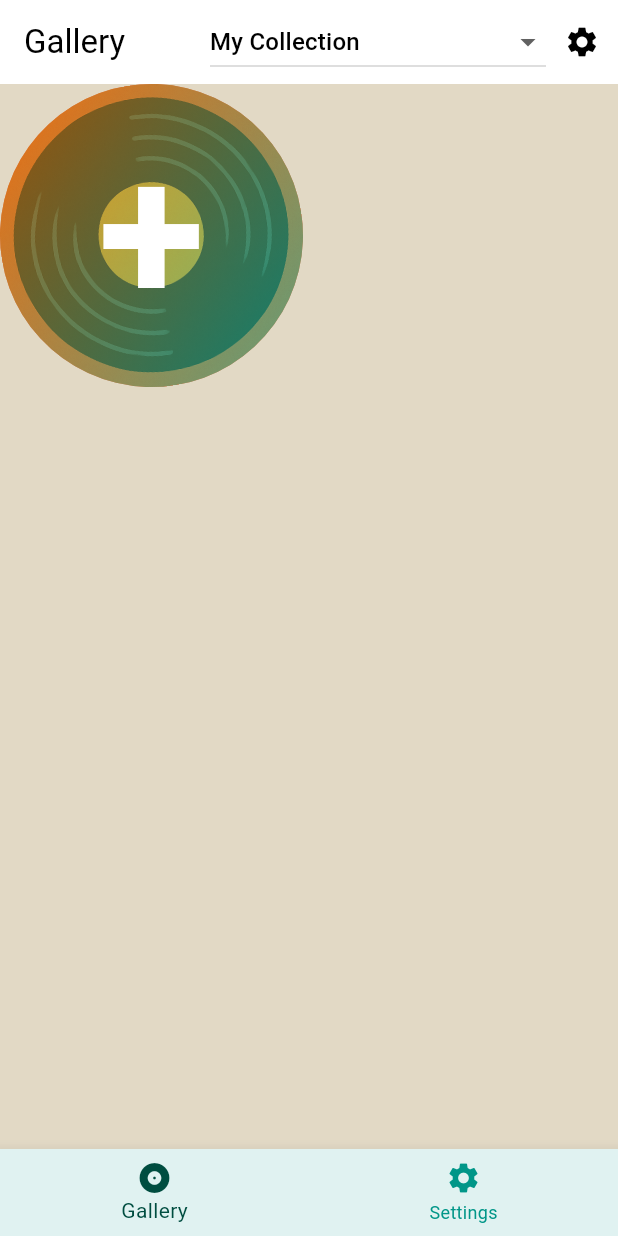
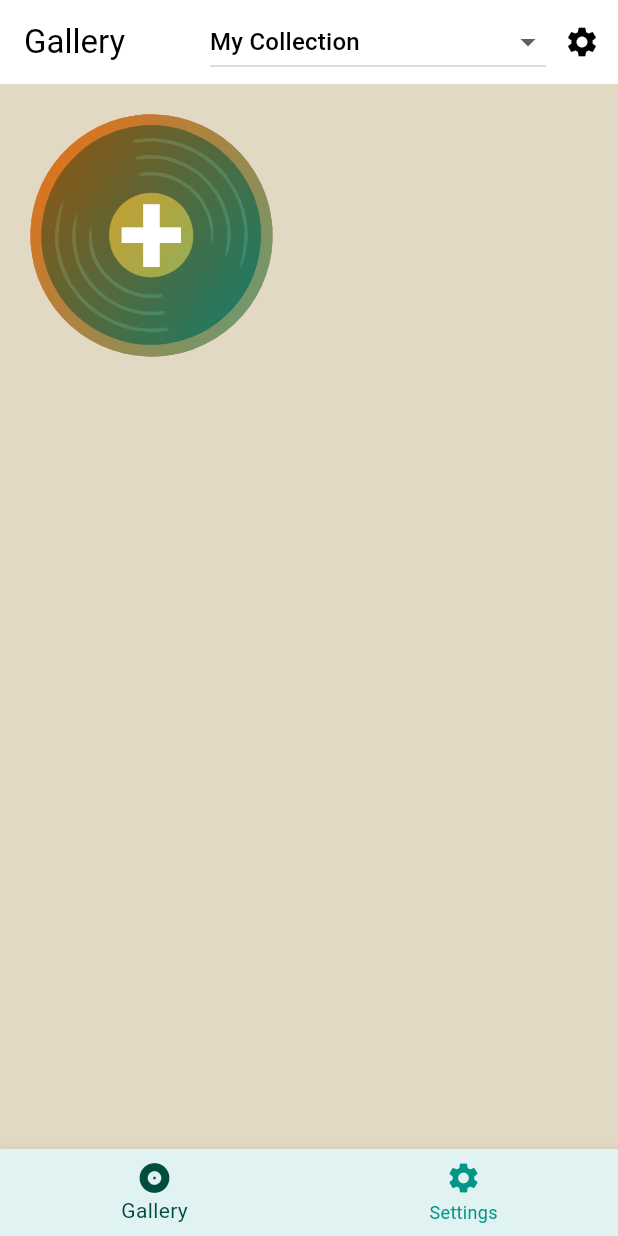
Before and after one commit to latterArrays/theSpindex, a Flutter app: the screen it shows once a user with an empty profile is signed in, on a phone screen of 412 x 824 dp. Run offline on Flutter 3.47's test engine with Material 3 defaults, Android fonts, the phone set to English and light mode, and no system bars; our stand-ins replace cloud_firestore, firebase_auth, firebase_core, firebase_remote_config, firebase_storage, flutter_image_compress and 1 more; accounts and stored records are empty.

Commit message:
Cleanup of screen relative spinner

```diff
--- a/lib/gallery_page.dart
+++ b/lib/gallery_page.dart
@@ -1143,7 +1143,13 @@ class _GalleryPageState extends State<GalleryPage>
                               if (index == _albums.length) {
                                 return GestureDetector(
                                   onTap: _showAddAlbumModal,
-                                  child: Stack(
+                                  child: LayoutBuilder(
+                                    builder: (context, constraints) {
+                                      final cellSize = constraints.maxWidth; // Use the cell's width as the base size
+                                      final spinnerSize = cellSize * 0.8; // Spinner size is 80% of the cell size
+                                      final plusFontSize = cellSize * 0.4; // "+" font size is 40% of the cell size
+
+                                      return Stack(
                                         alignment: Alignment.center,
                                         children: [
                                           AnimatedBuilder(
@@ -1153,20 +1159,22 @@ class _GalleryPageState extends State<GalleryPage>
                                               return Transform.rotate(
                                                 angle: angle,
                                                 child: Transform.scale(
-                                              scale: 1, // Scale up the spinning album
-                                              child: Center( // Ensure the spinning album is centered
+                                                  scale: 1, // Keep the spinner scale at 1
+                                                  child: Center(
                                                     child: ClipRRect(
-                                                  borderRadius: BorderRadius.circular(180), // Fully rounded corners
+                                                      borderRadius: BorderRadius.circular(spinnerSize / 2), // Fully rounded corners
                                                       child: Stack(
                                                         alignment: Alignment.center, // Center the gradient and image
                                                         children: [
                                                           Image.asset(
                                                             'assets/album.png', // Path to your vinyl record image
-                                                        width: 300, // Adjust size as needed
-                                                        height: 300,
+                                                            width: spinnerSize,
+                                                            height: spinnerSize,
                                                             fit: BoxFit.cover,
                                                           ),
                                                           Container(
+                                                            width: spinnerSize,
+                                                            height: spinnerSize,
                                                             decoration: BoxDecoration(
                                                               gradient: LinearGradient(
                                                                 colors: [
@@ -1190,12 +1198,14 @@ class _GalleryPageState extends State<GalleryPage>
                                           Text(
                                             "+",
                                             style: TextStyle(
-                                          fontSize: 130, // Larger font size for visibility
+                                              fontSize: plusFontSize, // Dynamically adjust font size
                                               fontWeight: FontWeight.bold,
                                               color: Colors.white,
                                             ),
                                           ),
                                         ],
+                                      );
+                                    },
                                   ),
                                 );
                               }
```
Also changed, not shown: lib/auth_page.dart (+19 -0 lines), 2 other files. Lines whose indentation alone changed are shown as unchanged.
